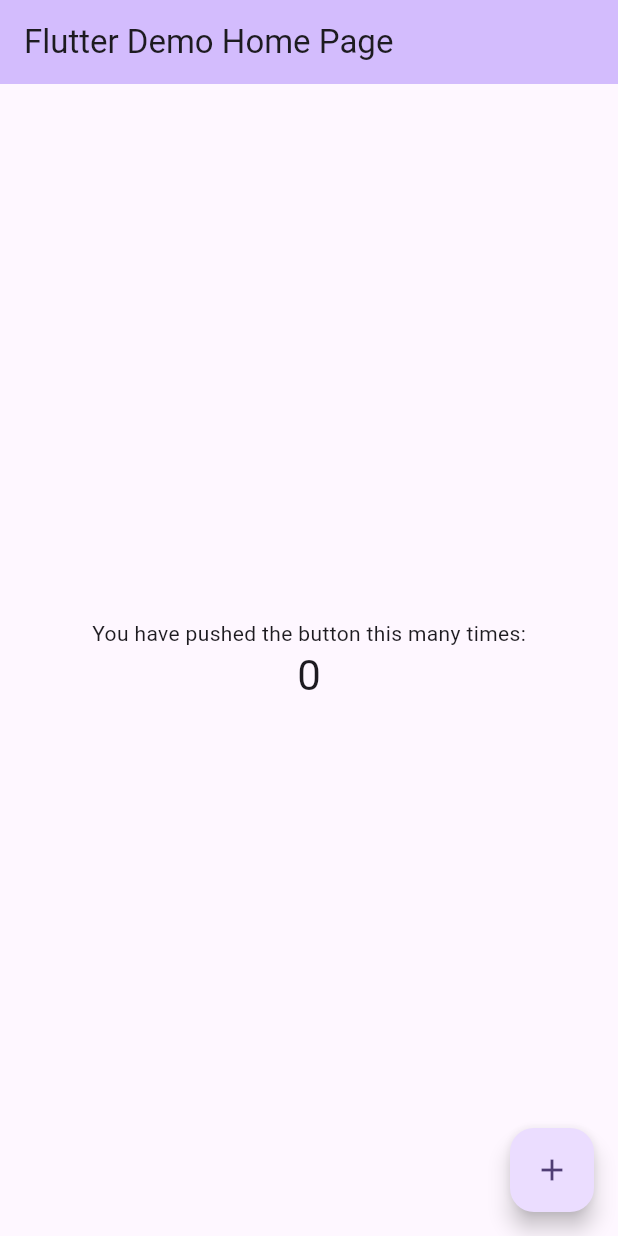
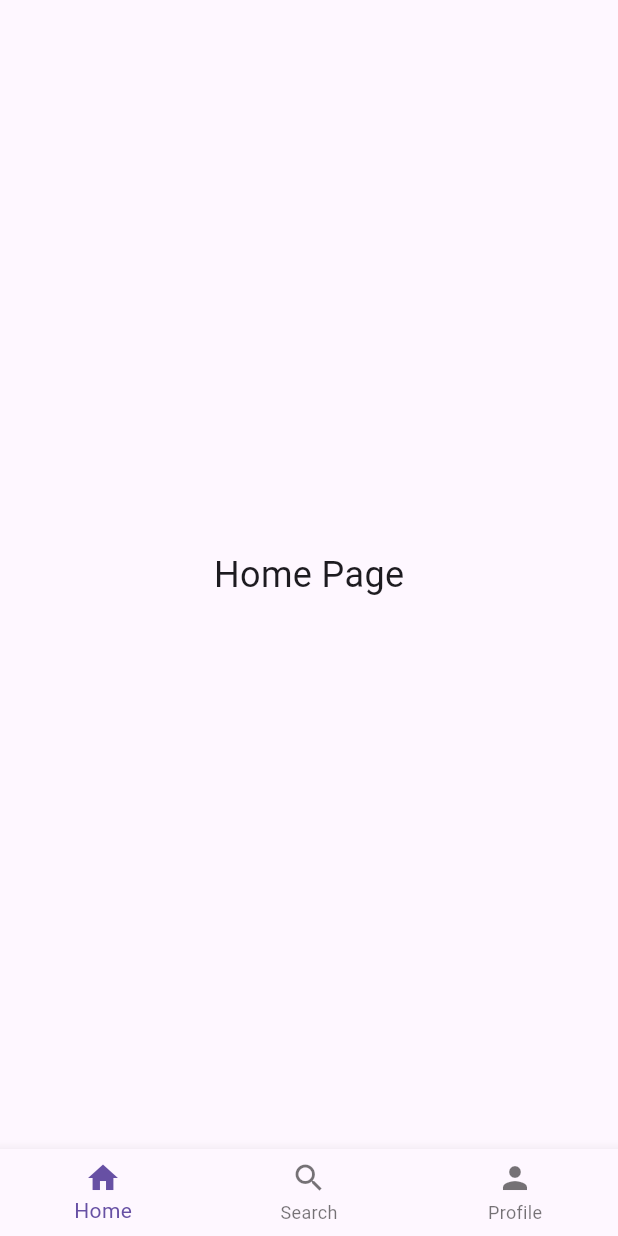
Before and after one commit to Lolisuki18/Edu-tool-mobile, a Flutter app: the screen it shows after launch, on a phone screen of 412 x 824 dp. Run offline on Flutter 3.47's test engine with Material 3 defaults, Android fonts, the phone set to English and light mode, and no system bars.

Commit message:
Restructure: move pages to lib/src and add src folders

```diff
--- a/lib/main.dart
+++ b/lib/main.dart
@@ -1,4 +1,5 @@
 import 'package:flutter/material.dart';
+import 'package:edutool/src/pages/main_page.dart';
 
 void main() {
   runApp(const MyApp());
@@ -7,117 +8,11 @@ void main() {
 class MyApp extends StatelessWidget {
   const MyApp({super.key});
 
-  // This widget is the root of your application.
   @override
   Widget build(BuildContext context) {
-    return MaterialApp(
-      title: 'Flutter Demo',
-      theme: ThemeData(
-        // This is the theme of your application.
-        //
-        // TRY THIS: Try running your application with "flutter run". You'll see
-        // the application has a purple toolbar. Then, without quitting the app,
-        // try changing the seedColor in the colorScheme below to Colors.green
-        // and then invoke "hot reload" (save your changes or press the "hot
-        // reload" button in a Flutter-supported IDE, or press "r" if you used
-        // the command line to start the app).
-        //
-        // Notice that the counter didn't reset back to zero; the application
-        // state is not lost during the reload. To reset the state, use hot
-        // restart instead.
-        //
-        // This works for code too, not just values: Most code changes can be
-        // tested with just a hot reload.
-        colorScheme: .fromSeed(seedColor: Colors.deepPurple),
-      ),
-      home: const MyHomePage(title: 'Flutter Demo Home Page'),
+    return const MaterialApp(
+      debugShowCheckedModeBanner: false,
+      home: MainPage(),
     );
   }
 }
-
-class MyHomePage extends StatefulWidget {
-  const MyHomePage({super.key, required this.title});
-
-  // This widget is the home page of your application. It is stateful, meaning
-  // that it has a State object (defined below) that contains fields that affect
-  // how it looks.
-
-  // This class is the configuration for the state. It holds the values (in this
-  // case the title) provided by the parent (in this case the App widget) and
-  // used by the build method of the State. Fields in a Widget subclass are
-  // always marked "final".
-
-  final String title;
-
-  @override
-  State<MyHomePage> createState() => _MyHomePageState();
-}
-
-class _MyHomePageState extends State<MyHomePage> {
-  int _counter = 0;
-
-  void _incrementCounter() {
-    setState(() {
-      // This call to setState tells the Flutter framework that something has
-      // changed in this State, which causes it to rerun the build method below
-      // so that the display can reflect the updated values. If we changed
-      // _counter without calling setState(), then the build method would not be
-      // called again, and so nothing would appear to happen.
-      // _counter++;
-      _counter--;
-    });
-  }
-
-  @override
-  Widget build(BuildContext context) {
-    // This method is rerun every time setState is called, for instance as done
-    // by the _incrementCounter method above.
-    //
-    // The Flutter framework has been optimized to make rerunning build methods
-    // fast, so that you can just rebuild anything that needs updating rather
-    // than having to individually change instances of widgets.
-    return Scaffold(
-      appBar: AppBar(
-        // TRY THIS: Try changing the color here to a specific color (to
-        // Colors.amber, perhaps?) and trigger a hot reload to see the AppBar
-        // change color while the other colors stay the same.
-        backgroundColor: Theme.of(context).colorScheme.inversePrimary,
-        // Here we take the value from the MyHomePage object that was created by
-        // the App.build method, and use it to set our appbar title.
-        title: Text(widget.title),
-      ),
-      body: Center(
-        // Center is a layout widget. It takes a single child and positions it
-        // in the middle of the parent.
-        child: Column(
-          // Column is also a layout widget. It takes a list of children and
-          // arranges them vertically. By default, it sizes itself to fit its
-          // children horizontally, and tries to be as tall as its parent.
-          //
-          // Column has various properties to control how it sizes itself and
-          // how it positions its children. Here we use mainAxisAlignment to
-          // center the children vertically; the main axis here is the vertical
-          // axis because Columns are vertical (the cross axis would be
-          // horizontal).
-          //
-          // TRY THIS: Invoke "debug painting" (choose the "Toggle Debug Paint"
-          // action in the IDE, or press "p" in the console), to see the
-          // wireframe for each widget.
-          mainAxisAlignment: .center,
-          children: [
-            const Text('You have pushed the button this many times:'),
-            Text(
-              '$_counter',
-              style: Theme.of(context).textTheme.headlineMedium,
-            ),
-          ],
-        ),
-      ),
-      floatingActionButton: FloatingActionButton(
-        onPressed: _incrementCounter,
-        tooltip: 'Increment',
-        child: const Icon(Icons.add),
-      ),
-    );
-  }
-}
--- /dev/null
+++ b/lib/main_page.dart
@@ -0,0 +1,38 @@
+import 'package:flutter/material.dart';
+import 'pages/home_page.dart';
+import 'pages/search_page.dart';
+import 'pages/profile_page.dart';
+
+class MainPage extends StatefulWidget {
+  const MainPage({super.key});
+
+  @override
+  State<MainPage> createState() => _MainPageState();
+}
+
+class _MainPageState extends State<MainPage> {
+  int _currentIndex = 0;
+
+  final List<Widget> _pages = const [HomePage(), SearchPage(), ProfilePage()];
+
+  @override
+  Widget build(BuildContext context) {
+    return Scaffold(
+      body: _pages[_currentIndex],
+
+      bottomNavigationBar: BottomNavigationBar(
+        currentIndex: _currentIndex,
+        onTap: (index) {
+          setState(() {
+            _currentIndex = index;
+          });
+        },
+        items: const [
+          BottomNavigationBarItem(icon: Icon(Icons.home), label: 'Home'),
+          BottomNavigationBarItem(icon: Icon(Icons.search), label: 'Search'),
+          BottomNavigationBarItem(icon: Icon(Icons.person), label: 'Profile'),
+        ],
+      ),
+    );
+  }
+}
--- /dev/null
+++ b/lib/pages/home_page.dart
@@ -0,0 +1,12 @@
+import 'package:flutter/material.dart';
+
+class HomePage extends StatelessWidget {
+  const HomePage({super.key});
+
+  @override
+  Widget build(BuildContext context) {
+    return const Center(
+      child: Text('Home Page', style: TextStyle(fontSize: 24)),
+    );
+  }
+}
--- /dev/null
+++ b/lib/src/pages/home_page.dart
@@ -0,0 +1,12 @@
+import 'package:flutter/material.dart';
+
+class HomePage extends StatelessWidget {
+  const HomePage({super.key});
+
+  @override
+  Widget build(BuildContext context) {
+    return const Center(
+      child: Text('Home Page', style: TextStyle(fontSize: 24)),
+    );
+  }
+}
--- /dev/null
+++ b/lib/src/pages/main_page.dart
@@ -0,0 +1,38 @@
+import 'package:flutter/material.dart';
+import 'package:edutool/src/pages/home_page.dart';
+import 'package:edutool/src/pages/search_page.dart';
+import 'package:edutool/src/pages/profile_page.dart';
+
+class MainPage extends StatefulWidget {
+  const MainPage({super.key});
+
+  @override
+  State<MainPage> createState() => _MainPageState();
+}
+
+class _MainPageState extends State<MainPage> {
+  int _currentIndex = 0;
+
+  final List<Widget> _pages = const [HomePage(), SearchPage(), ProfilePage()];
+
+  @override
+  Widget build(BuildContext context) {
+    return Scaffold(
+      body: _pages[_currentIndex],
+
+      bottomNavigationBar: BottomNavigationBar(
+        currentIndex: _currentIndex,
+        onTap: (index) {
+          setState(() {
+            _currentIndex = index;
+          });
+        },
+        items: const [
+          BottomNavigationBarItem(icon: Icon(Icons.home), label: 'Home'),
+          BottomNavigationBarItem(icon: Icon(Icons.search), label: 'Search'),
+          BottomNavigationBarItem(icon: Icon(Icons.person), label: 'Profile'),
+        ],
+      ),
+    );
+  }
+}
```
Also changed, not shown: lib/pages/profile_page.dart (added, +12 -0 lines), lib/pages/search_page.dart (added, +12 -0 lines), lib/src/pages/profile_page.dart (added, +12 -0 lines), lib/src/pages/search_page.dart (added, +12 -0 lines), 5 other files.
